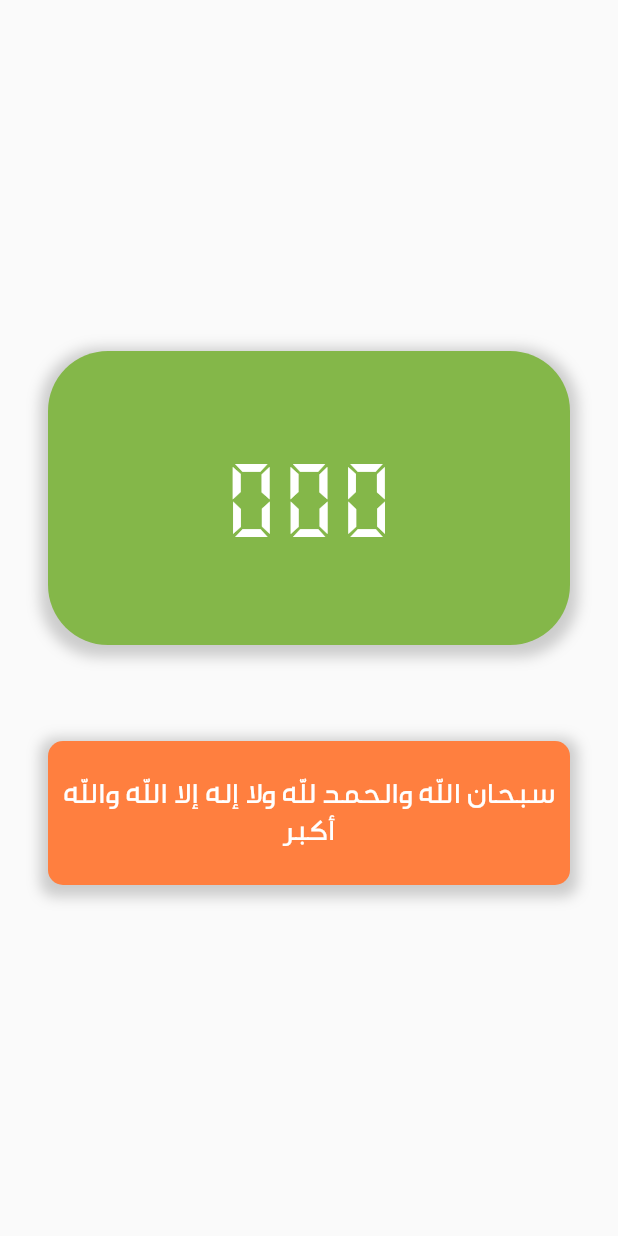
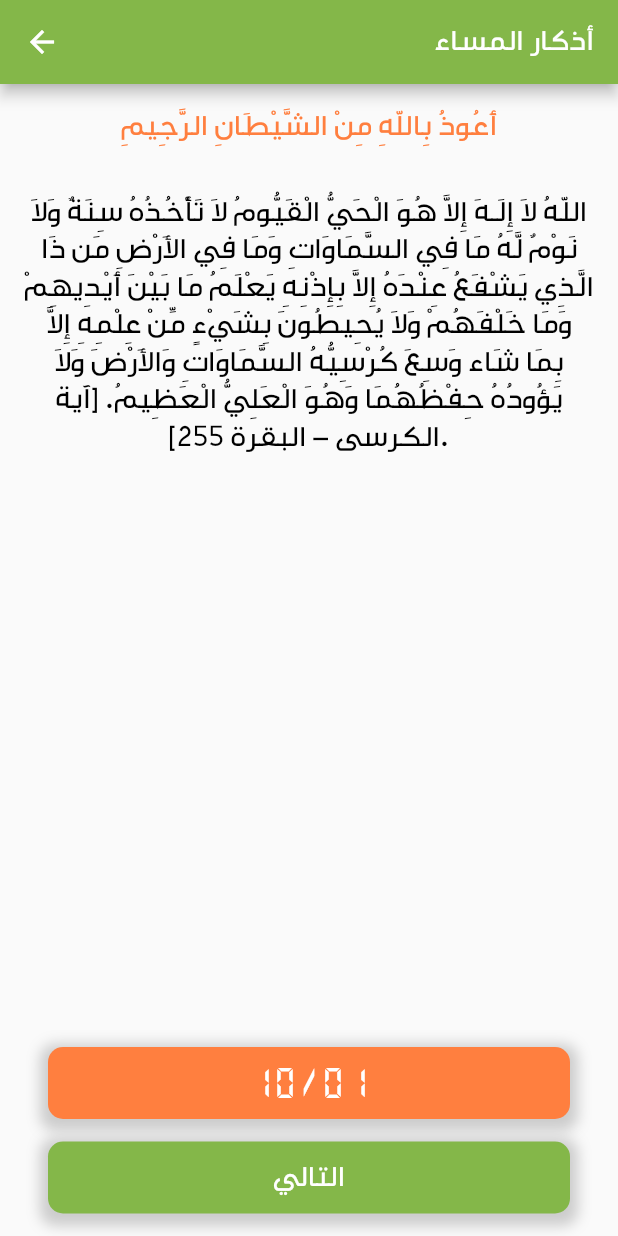
Before and after one commit to R-i-a-d-h/Adkari, a Flutter app: the screen it shows after launch, on a phone screen of 412 x 824 dp. Run offline on Flutter 3.47's test engine with Material 2 defaults, Android fonts, the phone set to English and light mode, and no system bars.

Commit message:
feat: add a custom screen for adkar page.

```diff
--- /dev/null
+++ b/lib/adkar_page.dart
@@ -0,0 +1,125 @@
+import 'package:adkari/constants.dart';
+import 'package:flutter/material.dart';
+
+class AdkarPage extends StatefulWidget {
+  AdkarPage({Key? key, required this.title}) : super(key: key);
+  late String title;
+  @override
+  State<AdkarPage> createState() => _AdkarPageState();
+}
+
+class _AdkarPageState extends State<AdkarPage> {
+  @override
+  Widget build(BuildContext context) {
+    return Scaffold(
+      appBar: AppBar(
+        leading: new IconButton(
+          icon: new Icon(Icons.arrow_back, color: Colors.white),
+          onPressed: () => Navigator.of(context).pop(),
+        ),
+        backgroundColor: kPrimaryColor,
+        title: Row(
+          mainAxisAlignment: MainAxisAlignment.end,
+          children: [
+            Text(
+              widget.title,
+              style: TextStyle(
+                fontFamily: 'Raleway',
+                fontSize: 20,
+                color: Colors.white,
+              ),
+            ),
+          ],
+        ),
+      ),
+      body: Column(
+        children: [
+          Padding(
+            padding: const EdgeInsets.all(16.0),
+            child: Expanded(
+                flex: 1,
+                child: Text(
+                  'أَعُوذُ بِاللهِ مِنْ الشَّيْطَانِ الرَّجِيمِ',
+                  style: TextStyle(
+                    fontFamily: 'Raleway',
+                    fontSize: 20,
+                    color: kSecondaryColor,
+                  ),
+                  textAlign: TextAlign.center,
+                )),
+          ),
+          Expanded(
+            flex: 18,
+            child: SingleChildScrollView(
+                scrollDirection: Axis.vertical,
+                child: Padding(
+                  padding: const EdgeInsets.all(16.0),
+                  child: Text(
+                    'اللّهُ لاَ إِلَـهَ إِلاَّ هُوَ الْحَيُّ الْقَيُّومُ لاَ تَأْخُذُهُ سِنَةٌ وَلاَ نَوْمٌ لَّهُ مَا فِي السَّمَاوَاتِ وَمَا فِي الأَرْضِ مَن ذَا الَّذِي يَشْفَعُ عِنْدَهُ إِلاَّ بِإِذْنِهِ يَعْلَمُ مَا بَيْنَ أَيْدِيهِمْ وَمَا خَلْفَهُمْ وَلاَ يُحِيطُونَ بِشَيْءٍ مِّنْ عِلْمِهِ إِلاَّ بِمَا شَاء وَسِعَ كُرْسِيُّهُ السَّمَاوَاتِ وَالأَرْضَ وَلاَ يَؤُودُهُ حِفْظُهُمَا وَهُوَ الْعَلِيُّ الْعَظِيمُ. [آية الكرسى - البقرة 255].',
+                    style: TextStyle(
+                      fontFamily: 'Raleway',
+                      fontSize: 20,
+                      color: Colors.black,
+                    ),
+                    textAlign: TextAlign.center,
+                  ),
+                )),
+          ),
+          const SizedBox(height: 15),
+          Container(
+            height: 48.0,
+            margin: EdgeInsets.only(left: 32.0, right: 32.0),
+            child: Center(
+                child: Text(
+              '10/01',
+              style: TextStyle(
+                fontFamily: 'Digital',
+                fontSize: 20,
+                color: Colors.white,
+              ),
+              textAlign: TextAlign.center,
+            )),
+            decoration: BoxDecoration(
+                color: kSecondaryColor,
+                borderRadius: BorderRadius.all(Radius.circular(10)),
+                boxShadow: [
+                  BoxShadow(
+                    color: Colors.grey.withOpacity(0.5),
+                    spreadRadius: 5,
+                    blurRadius: 7,
+                    offset: Offset(0, 3), // changes position of shadow
+                  ),
+                ]),
+          ),
+          const SizedBox(height: 15),
+          Container(
+            height: 48.0,
+            margin: EdgeInsets.only(left: 32.0, right: 32.0),
+            child: Center(
+                child: Text(
+              'التالي',
+              style: TextStyle(
+                fontFamily: 'Raleway',
+                fontSize: 20,
+                color: Colors.white,
+              ),
+              textAlign: TextAlign.center,
+            )),
+            decoration: BoxDecoration(
+                color: kPrimaryColor,
+                borderRadius: BorderRadius.all(Radius.circular(10)),
+                boxShadow: [
+                  BoxShadow(
+                    color: Colors.grey.withOpacity(0.5),
+                    spreadRadius: 5,
+                    blurRadius: 7,
+                    offset: Offset(0, 3), // changes position of shadow
+                  ),
+                ]),
+          ),
+          const SizedBox(height: 15),
+        ],
+      ),
+    );
+  }
+}
--- a/lib/main.dart
+++ b/lib/main.dart
@@ -3,16 +3,18 @@ import 'package:adkari/praise_page.dart';
 import 'package:flutter/material.dart';
 import 'package:flutter/services.dart';
 
-import 'home_page.dart';
+import 'adkar_page.dart';
 
 void main() {
   SystemChrome.setSystemUIOverlayStyle(
       SystemUiOverlayStyle(statusBarColor: kPrimaryColor));
   runApp(
-    const MaterialApp(
+    MaterialApp(
       debugShowCheckedModeBanner: false,
       title: 'Adkari',
-      home: PraisePage(),
+      home: AdkarPage(
+        title: 'أذكار المساء',
+      ),
     ),
   );
 }
```
